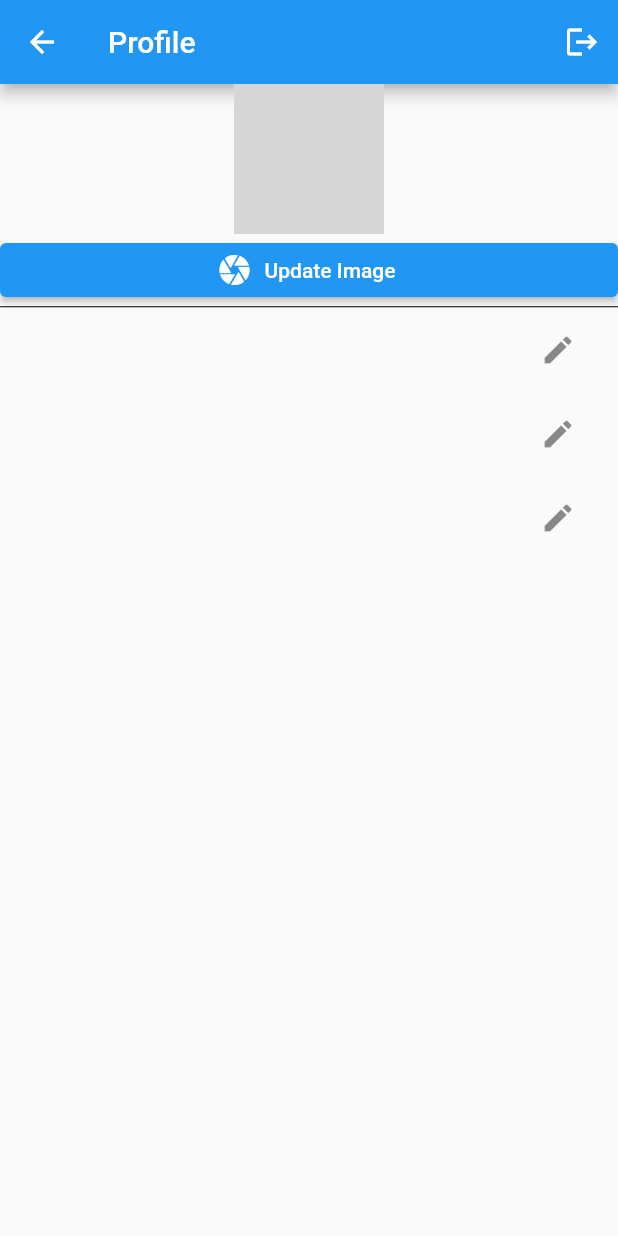
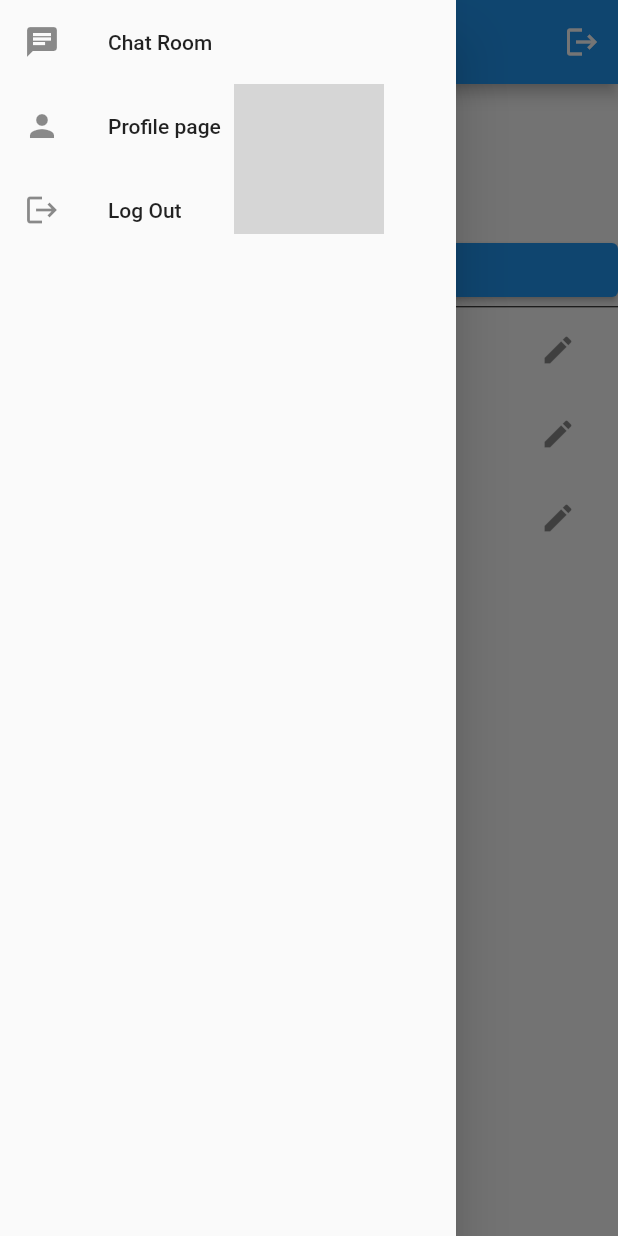
Before and after one commit to zahid2873/chat_app, a Flutter app: the ProfilePage screen opened by its route, with the side drawer open (before the commit the screen has no drawer), on a phone screen of 412 x 824 dp. Run offline on Flutter 3.47's test engine with Material 2 defaults, Android fonts, the phone set to English and light mode, and no system bars; our stand-ins replace cloud_firestore, firebase_auth, firebase_core, firebase_storage, image_picker; accounts and stored records are empty; network calls fail; grey boxes are pictures that could not be loaded.

Commit message:
drawer commit

```diff
--- a/lib/auth/firebase_auth.dart
+++ b/lib/auth/firebase_auth.dart
@@ -22,5 +22,7 @@ class AuthService{
 
   static Future<void> logOut()=>_auth.signOut();
 
-
+  static Future<void> updateEmail(String email){
+    return _auth.currentUser!.updateEmail(email);
+  }
 }
--- a/lib/pages/profile_page.dart
+++ b/lib/pages/profile_page.dart
@@ -8,6 +8,7 @@ import 'package:image_picker/image_picker.dart';
 import 'package:provider/provider.dart';
 
 import '../models/user_model.dart';
+import '../widget/main_drawer.dart';
 import 'login_page.dart';
 
 class ProfilePage extends StatefulWidget {
@@ -30,13 +31,14 @@ class _ProfilePageState extends State<ProfilePage> {
   @override
   Widget build(BuildContext context) {
     return Scaffold(
+      drawer: const MainDrawer(),
       appBar: AppBar(
-        title: Text("Profile"),
+        title: const Text("Profile"),
         actions: [
           IconButton(onPressed: (){
             AuthService.logOut();
             Navigator.pushNamed(context, LoginPage.routeName);
-          }, icon: Icon(Icons.logout))
+          }, icon: const Icon(Icons.logout))
         ],
       ),
       body: Center(
@@ -56,7 +58,7 @@ class _ProfilePageState extends State<ProfilePage> {
                       ),
                       ElevatedButton.icon(onPressed: (){
                         _getImage();
-                      }, icon: Icon(Icons.camera), label: Text("Update Image")),
+                      }, icon: const Icon(Icons.camera), label: const Text("Update Image")),
                       const Divider(color: Colors.black,height: 1,),
                       ListTile(
                         title: Text(userModel.name ?? "No Display Name"),
@@ -71,14 +73,24 @@ class _ProfilePageState extends State<ProfilePage> {
                               }
                             );
                           },
-                          icon: Icon(Icons.edit),
+                          icon: const Icon(Icons.edit),
                         ),
                       ),
                       ListTile(
                         title: Text(userModel.email ),
                         trailing: IconButton(
-                          onPressed: (){},
-                          icon: Icon(Icons.edit),
+                          onPressed: (){
+                            showInputDialog(
+                                title: "User Email",
+                                value: userModel.email,
+                                onSaved: (value)async{
+                                  AuthService.updateEmail(value);
+                                  provider.updateProfile(AuthService.user!.uid,
+                                      {'email' : value});
+                                }
+                            );
+                          },
+                          icon: const Icon(Icons.edit),
                         ),
                       ),
                       ListTile(
@@ -94,17 +106,17 @@ class _ProfilePageState extends State<ProfilePage> {
                                 }
                             );
                           },
-                          icon: Icon(Icons.edit),
+                          icon: const Icon(Icons.edit),
                         ),
                       )
                     ],
                   );
                 }
                 if(snapshot.hasError){
-                  return Text("Failed To fetch data");
+                  return const Text("Failed To fetch data");
                 }
 
-                  return Center(
+                  return const  Center(
                     child: CircularProgressIndicator(),
                   );
               },
@@ -130,7 +142,7 @@ class _ProfilePageState extends State<ProfilePage> {
     showDialog(context: context, builder: (context)=>AlertDialog(
       title: Text(title),
       content: Padding(
-        padding: EdgeInsets.all(10),
+        padding: const EdgeInsets.all(10),
         child: TextField(
           controller: txtController,
           decoration: InputDecoration(
@@ -141,11 +153,11 @@ class _ProfilePageState extends State<ProfilePage> {
       actions: [
         TextButton(onPressed: (){
           Navigator.pop(context);
-        }, child: Text("Cancel")),
+        }, child:const Text("Cancel")),
         TextButton(onPressed: (){
           onSaved(txtController.text);
           Navigator.pop(context);
-        }, child: Text("Update")),
+        }, child: const Text("Update")),
       ],
     ));
 
--- /dev/null
+++ b/lib/widget/main_drawer.dart
@@ -0,0 +1,57 @@
+import 'package:chat_app/auth/firebase_auth.dart';
+import 'package:chat_app/pages/chat_room_page.dart';
+import 'package:chat_app/pages/profile_page.dart';
+import 'package:flutter/material.dart';
+
+import '../pages/launcher_page.dart';
+
+class MainDrawer extends StatelessWidget {
+  const MainDrawer({Key? key}) : super(key: key);
+
+  @override
+  Widget build(BuildContext context) {
+    return Drawer(
+      child: ListView(
+        children: [
+          // Container(
+          //   height: 200,
+          //   color: Colors.blue,
+          // ),
+          // DrawerHeader(padding: EdgeInsets.zero, child: UserAccountsDrawerHeader(
+          //   accountName: const Text(userModel.),
+          //   accountEmail: Text("billgates96@gmail.com"),
+          //   currentAccountPicture: Container(
+          //     height: 100,
+          //     width: 100,
+          //     child: ClipRRect(
+          //         borderRadius: BorderRadius.circular(60),
+          //         child: Image.network('http://t1.gstatic.com/licensed-image?q=tbn:ANd9GcQi4a8NzG1ocCbgUUZxxDLocQwDQvhod4gHC3aRRg3juK0LDsZHECn7AwMJq8WUmPFLai9IJhY5YWNLRys',fit: BoxFit.cover,)),
+          //   ),
+          // )),
+
+          ListTile(
+            onTap: (){
+              Navigator.pushReplacementNamed(context, ChatRoomPage.routeName);
+            },
+            leading: const Icon(Icons.chat),
+            title: const Text("Chat Room"),
+          ),
+          ListTile(
+            onTap: (){
+              Navigator.pushReplacementNamed(context, ProfilePage.routeName);
+            },
+            leading: const Icon(Icons.person),
+            title: const Text("Profile page"),
+          ),
+          ListTile(
+            onTap: (){
+              AuthService.logOut().then((value) => Navigator.pushReplacementNamed(context, LauncherPage.routeName));
+            },
+            leading: Icon(Icons.logout),
+            title: Text("Log Out"),
+          )
+        ],
+      ),
+    );
+  }
+}
```
Also changed, not shown: lib/pages/chat_room_page.dart (+8 -1 lines).
